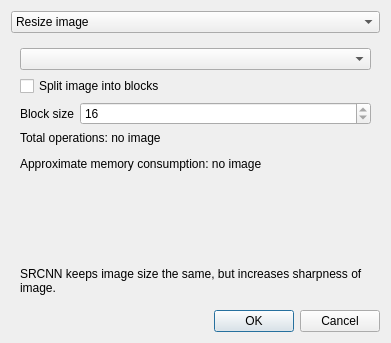
Above: src/windows/TaskCreationDialog.ui from GRAPHENE9932/ImageUpscalerQt before the change. Below: the same form after it.
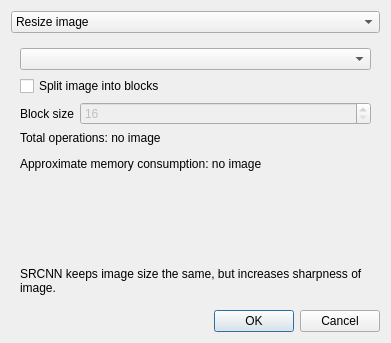
That is the form after the change. The open tabs and pages were chosen to show the change.

Commit message: Fix the behaviour of the TaskCreationDialog while creating (F)SRCNN task.

Patch:
```diff
--- a/src/windows/TaskCreationDialog.ui
+++ b/src/windows/TaskCreationDialog.ui
@@ -344,11 +344,14 @@
          </item>
          <item>
           <widget class="QSpinBox" name="fsrcnn_block_size_spin_box">
+           <property name="enabled">
+            <bool>false</bool>
+           </property>
            <property name="minimum">
             <number>16</number>
            </property>
            <property name="maximum">
-            <number>16</number>
+            <number>2147483647</number>
            </property>
           </widget>
          </item>
```
Left out of the diff: 8 changed lines with no effect on the pictures. The commit also changes 2 other files.
